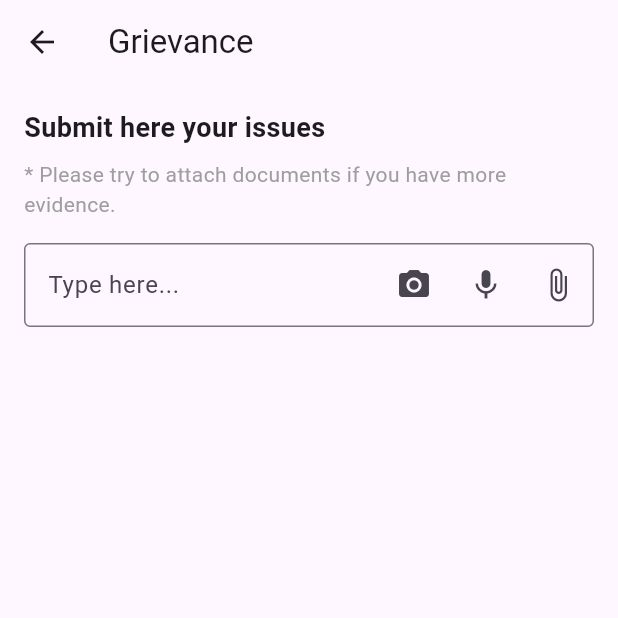
After one commit to anima-regem/right_app, a Flutter app: the GrievancePage screen opened directly, on a phone screen of 412 x 824 dp, the top half of it. The commit adds this screen. Run offline on Flutter 3.47's test engine with Material 3 defaults, Android fonts, the phone set to English and light mode, and no system bars; our stand-ins replace cloud_firestore, firebase_auth, firebase_core; accounts and stored records are empty.

```diff
--- /dev/null
+++ b/lib/Grievance.dart
@@ -0,0 +1,88 @@
+import 'package:flutter/material.dart';
+
+void main() {
+  runApp(MyApp());
+}
+
+class MyApp extends StatelessWidget {
+  @override
+  Widget build(BuildContext context) {
+    return MaterialApp(
+      title: 'Grievance',
+      home: GrievancePage(),
+    );
+  }
+}
+
+class GrievancePage extends StatefulWidget {
+  @override
+  _GrievancePageState createState() => _GrievancePageState();
+}
+
+class _GrievancePageState extends State<GrievancePage> {
+  final TextEditingController _textController = TextEditingController();
+
+  @override
+  Widget build(BuildContext context) {
+    return Scaffold(
+      appBar: AppBar(
+        title: Text('Grievance'),
+      ),
+      body: Padding(
+        padding: EdgeInsets.all(16.0),
+        child: Column(
+          crossAxisAlignment: CrossAxisAlignment.start,
+          children: [
+            Text(
+              'Submit here your issues',
+              style: TextStyle(
+                fontSize: 18.0,
+                fontWeight: FontWeight.bold,
+              ),
+            ),
+            SizedBox(height: 8.0),
+            Text(
+              '* Please try to attach documents if you have more evidence.',
+              style: TextStyle(
+                fontSize: 14.0,
+                color: Colors.grey,
+              ),
+            ),
+            SizedBox(height: 16.0),
+            TextField(
+              controller: _textController,
+              maxLines: null,
+              decoration: InputDecoration(
+                hintText: 'Type here...',
+                border: OutlineInputBorder(),
+                suffixIcon: Row(
+                  mainAxisSize: MainAxisSize.min,
+                  children: [
+                    IconButton(
+                      icon: Icon(Icons.camera_alt),
+                      onPressed: () {
+                        // Handle camera functionality
+                      },
+                    ),
+                    IconButton(
+                      icon: Icon(Icons.mic),
+                      onPressed: () {
+                        // Handle voice recording functionality
+                      },
+                    ),
+                    IconButton(
+                      icon: Icon(Icons.attach_file),
+                      onPressed: () {
+                        // Handle attachment functionality
+                      },
+                    ),
+                  ],
+                ),
+              ),
+            ),
+          ],
+        ),
+      ),
+    );
+  }
+}
--- a/lib/Login.dart
+++ b/lib/Login.dart
@@ -3,6 +3,7 @@ import 'package:firebase_auth/firebase_auth.dart';
 import 'package:cloud_firestore/cloud_firestore.dart';
 import 'package:right_app/Profile.dart';
 import 'package:right_app/SignUp.dart';
+import 'package:right_app/Home.dart';
 
 class LogIn extends StatefulWidget {
   @override
@@ -35,7 +36,7 @@ class _LogInState extends State<LogIn> {
         Text('Account created successfully!'),
       ]);
       Navigator.of(context).pushReplacement(MaterialPageRoute(
-        builder: (context) => ProfileScreen(),
+        builder: (context) => HomePage(),
       ));
     } on FirebaseAuthException catch (e) {
       print('Failed with error code: ${e.code}');
--- a/lib/SignUp.dart
+++ b/lib/SignUp.dart
@@ -1,8 +1,8 @@
 import 'package:flutter/material.dart';
 import 'package:firebase_auth/firebase_auth.dart';
 import 'package:cloud_firestore/cloud_firestore.dart';
-import 'package:right_app/Profile.dart';
 import 'package:right_app/SignUp.dart';
+import 'package:right_app/Home.dart';
 
 class SignUp extends StatefulWidget {
   @override
@@ -54,7 +54,7 @@ class _SignUpState extends State<SignUp> {
         Text('Account created successfully!'),
       ]);
       Navigator.of(context).pushReplacement(MaterialPageRoute(
-        builder: (context) => ProfileScreen(),
+        builder: (context) => HomePage(),
       ));
     } on FirebaseAuthException catch (e) {
       print('Failed with error code: ${e.code}');
```
Also changed, not shown: lib/Home.dart (added, +131 -0 lines), lib/main.dart (+8 -2 lines), pubspec.yaml (+4 -4 lines), lib/firebase_options.dart (deleted), 7 other files.
